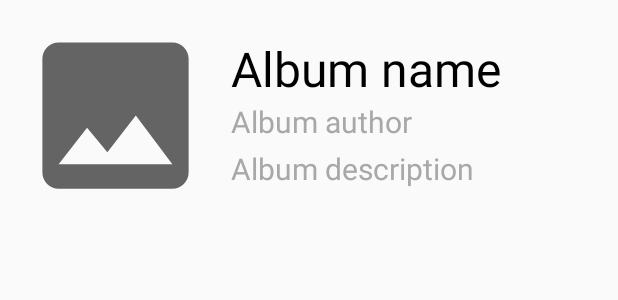
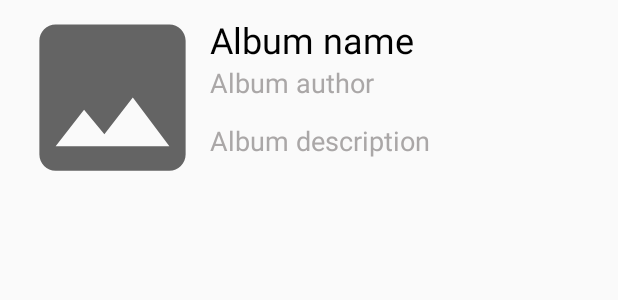
Before and after one commit to DmitryWake/EvaluationTestAndroid, an Android app: the layout album_item.xml on its own in the app's theme, with its tools: preview values and no code run, on a phone screen of 412 x 824 dp. Shown: the top 300 px of the screen. Run offline under Robolectric (Android 15) with nearby library versions, the phone set to English and light mode, and no system bars.

Commit message:
Download albums with iTunes api

```diff
--- a/app/build.gradle
+++ b/app/build.gradle
@@ -46,4 +46,6 @@ dependencies {
     implementation "androidx.annotation:annotation:1.1.0"
     implementation "com.google.android.material:material:1.2.1"
     implementation 'androidx.constraintlayout:constraintlayout:2.0.2'
+
+    implementation 'com.squareup.okhttp3:okhttp:3.10.0'
 }
--- a/app/src/main/AndroidManifest.xml
+++ b/app/src/main/AndroidManifest.xml
@@ -1,6 +1,8 @@
 <?xml version="1.0" encoding="utf-8"?>
 <manifest xmlns:android="http://schemas.android.com/apk/res/android"
     package="com.example.evaluationtestandroid">
+
+    <uses-permission android:name="android.permission.INTERNET"/>
 
     <application
         android:allowBackup="true"
@@ -18,4 +20,5 @@
         </activity>
     </application>
 
+
 </manifest>
--- a/app/src/main/java/com/example/evaluationtestandroid/screens/MainScreen/MainAdapter.kt
+++ b/app/src/main/java/com/example/evaluationtestandroid/screens/MainScreen/MainAdapter.kt
@@ -19,6 +19,11 @@ class MainAdapter(private var dataList: MutableList<AlbumModel>) : RecyclerView.
 
     override fun getItemCount(): Int = dataList.size
 
+    fun addAlbum(albumModel: AlbumModel) {
+        dataList.add(albumModel)
+        notifyItemInserted(0)
+    }
+
     fun changeData(newList: MutableList<AlbumModel>) {
         dataList = newList
         notifyDataSetChanged()
--- a/app/src/main/res/layout/album_item.xml
+++ b/app/src/main/res/layout/album_item.xml
@@ -11,39 +11,43 @@
         android:src="@drawable/ic_base_image"
         app:layout_constraintStart_toStartOf="parent"
         app:layout_constraintTop_toTopOf="parent"
-        android:layout_margin="@dimen/app_margin"/>
+        android:layout_marginStart="@dimen/app_small_margin"/>
 
     <TextView
         android:id="@+id/album_name_text"
         android:layout_width="wrap_content"
+        android:maxWidth="220dp"
         android:layout_height="wrap_content"
         android:text="Album name"
+        android:maxLines="2"
         android:textColor="@color/colorBlack"
-        android:textSize="32sp"
+        android:textSize="24sp"
+        android:layout_marginTop="@dimen/app_small_margin"
         app:layout_constraintStart_toEndOf="@id/album_image"
-        android:layout_margin="@dimen/app_margin"
         app:layout_constraintTop_toTopOf="@id/album_image"/>
 
     <TextView
         android:id="@+id/album_author_text"
         android:layout_width="wrap_content"
+        android:maxWidth="220dp"
         android:layout_height="wrap_content"
         android:text="Album author"
+        android:maxLines="1"
         android:textColor="@color/colorGreyDark"
-        android:textSize="20sp"
-        android:layout_marginStart="@dimen/app_margin"
+        android:textSize="18sp"
         app:layout_constraintStart_toEndOf="@id/album_image"
         app:layout_constraintTop_toBottomOf="@id/album_name_text"/>
 
     <TextView
         android:id="@+id/album_description_text"
         android:layout_width="wrap_content"
+        android:maxWidth="220dp"
         android:layout_height="wrap_content"
         android:text="Album description"
+        android:maxLines="1"
         android:textColor="@color/colorGreyDark"
-        android:textSize="20sp"
-        android:layout_marginStart="@dimen/app_margin"
-        android:layout_marginBottom="@dimen/app_margin"
+        android:textSize="18sp"
+        android:layout_marginBottom="@dimen/app_small_margin"
         app:layout_constraintStart_toEndOf="@id/album_image"
         app:layout_constraintTop_toBottomOf="@id/album_author_text"
         app:layout_constraintBottom_toBottomOf="@id/album_image"/>
--- a/build.gradle
+++ b/build.gradle
@@ -6,7 +6,7 @@ buildscript {
         jcenter()
     }
     dependencies {
-        classpath "com.android.tools.build:gradle:4.0.1"
+        classpath "com.android.tools.build:gradle:4.0.2"
         classpath "org.jetbrains.kotlin:kotlin-gradle-plugin:$kotlin_version"
 
         // NOTE: Do not place your application dependencies here; they belong
```
Also changed, not shown: app/src/main/java/com/example/evaluationtestandroid/iTunesSearchAPI/Functions.kt (added, +47 -0 lines), app/src/main/java/com/example/evaluationtestandroid/screens/MainScreen/MainFragment.kt (+39 -6 lines).
